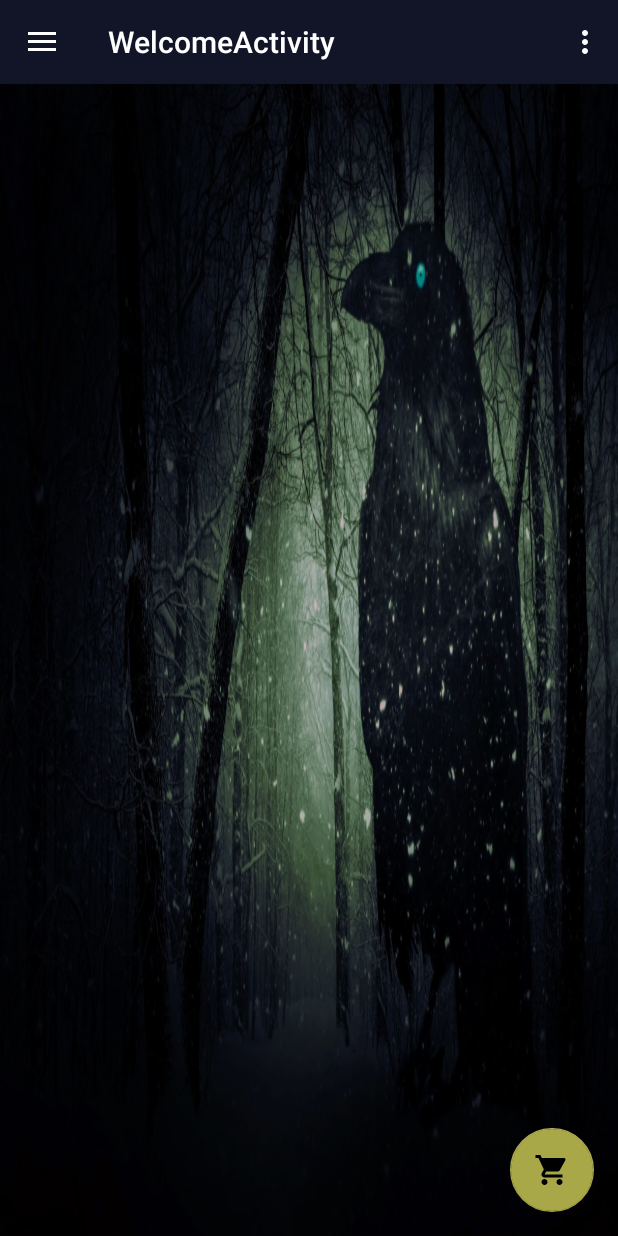
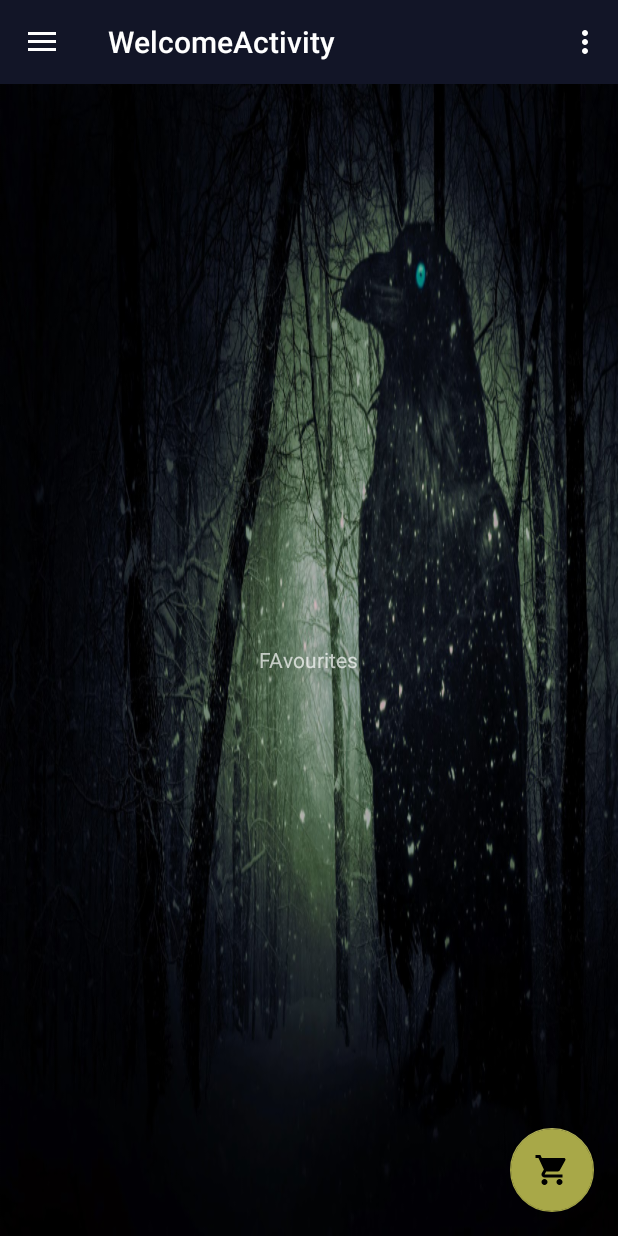
Before and after one commit to anderson2090/InstaCoffee, an Android app: the screen it shows after launch once a user with an empty profile is signed in (WelcomeActivity), in the side drawer, after a tap on "Favourites", on a phone screen of 412 x 824 dp. Run offline under Robolectric (Android 15) with nearby library versions, the phone set to English and light mode, and no system bars; our stand-ins replace Firebase (no records; nobody signed in at launch, a user with empty details on screens opened directly), Picasso; libraries missing offline, so code that uses them is left out: com.mobsandgeeks.saripaar; 2 statements that could not run were skipped.

Commit message:
created favourites fragment

```diff
--- a/app/src/main/java/com/sweetdeveloper/instacoffee/DetailActivity.java
+++ b/app/src/main/java/com/sweetdeveloper/instacoffee/DetailActivity.java
@@ -132,12 +132,12 @@ public class DetailActivity extends RootActivity {
             public void onClick(View view) {
                 if (!dbHandler.IsDataAlreadyInDB(name)) {
                     dbHandler.addItem(name, image, price, description);
-                    informUserViaToast("Added to favourites");
+                    informUserViaToast(getString(R.string.added_to_favourites));
                     addFavouritesImageView.setImageResource(R.drawable.ic_favorite_green);
                 } else {
                     dbHandler.deleteItem(name);
                     addFavouritesImageView.setImageResource(R.drawable.ic_favorite_black);
-                    informUserViaToast("Removed From Favourites");
+                    informUserViaToast(getString(R.string.removed_from_favourites));
                 }
 
 
--- a/app/src/main/java/com/sweetdeveloper/instacoffee/WelcomeActivity.java
+++ b/app/src/main/java/com/sweetdeveloper/instacoffee/WelcomeActivity.java
@@ -34,6 +34,7 @@ import com.google.firebase.database.FirebaseDatabase;
 import com.google.firebase.database.ValueEventListener;
 import com.squareup.picasso.Picasso;
 import com.sweetdeveloper.instacoffee.fragments.ChangePasswordDialogFragment;
+import com.sweetdeveloper.instacoffee.fragments.FavouritesFragment;
 import com.sweetdeveloper.instacoffee.fragments.OrderHistoryFragment;
 import com.sweetdeveloper.instacoffee.interfaces.ProgressBarListener;
 import com.sweetdeveloper.instacoffee.models.CoffeeMenuItem;
@@ -167,11 +168,12 @@ public class WelcomeActivity extends AppCompatActivity
             getSupportFragmentManager().beginTransaction()
                     .remove(getSupportFragmentManager().findFragmentById(R.id.welcome_activity_root_layout))
                     .commit();
-        } else if (id == R.id.nav_cart) {
-
+        } else if (id == R.id.nav_favourites) {
+            getSupportFragmentManager().beginTransaction()
+                    .replace(R.id.welcome_activity_root_layout, new FavouritesFragment(), "favouritesFragment").commit();
         } else if (id == R.id.nav_orders) {
             getSupportFragmentManager().beginTransaction()
-                    .replace(R.id.welcome_activity_root_layout, new OrderHistoryFragment(),"orderHistoryFragment").commit();
+                    .replace(R.id.welcome_activity_root_layout, new OrderHistoryFragment(), "orderHistoryFragment").commit();
         } else if (id == R.id.nav_change_pw) {
 
         } else if (id == R.id.nav_sign_out) {
--- /dev/null
+++ b/app/src/main/java/com/sweetdeveloper/instacoffee/fragments/FavouritesFragment.java
@@ -0,0 +1,24 @@
+package com.sweetdeveloper.instacoffee.fragments;
+
+import android.os.Bundle;
+import android.support.annotation.NonNull;
+import android.support.annotation.Nullable;
+import android.support.v4.app.Fragment;
+import android.view.LayoutInflater;
+import android.view.View;
+import android.view.ViewGroup;
+
+import com.sweetdeveloper.instacoffee.R;
+
+
+public class FavouritesFragment extends Fragment {
+
+    @Nullable
+    @Override
+    public View onCreateView(@NonNull LayoutInflater inflater, @Nullable ViewGroup container, @Nullable Bundle savedInstanceState) {
+
+        View view = inflater.inflate(R.layout.favourites_fragment, container, false);
+
+        return view;
+    }
+}
--- /dev/null
+++ b/app/src/main/res/layout/favourites_fragment.xml
@@ -0,0 +1,11 @@
+<?xml version="1.0" encoding="utf-8"?>
+<RelativeLayout xmlns:android="http://schemas.android.com/apk/res/android"
+    android:background="@drawable/forest_raven__darker"
+    android:layout_width="match_parent"
+    android:layout_height="match_parent">
+<TextView
+    android:layout_centerInParent="true"
+    android:text="FAvourites"
+    android:layout_width="wrap_content"
+    android:layout_height="wrap_content" />
+</RelativeLayout>
--- a/app/src/main/res/values/strings.xml
+++ b/app/src/main/res/values/strings.xml
@@ -51,4 +51,6 @@
     <string name="order_history">Order History</string>
     <string name="time">Time</string>
     <string name="add_to_favourites">Add to favourites</string>
+    <string name="added_to_favourites">Added to favourites</string>
+    <string name="removed_from_favourites">Removed from Favourites</string>
 </resources>
```
